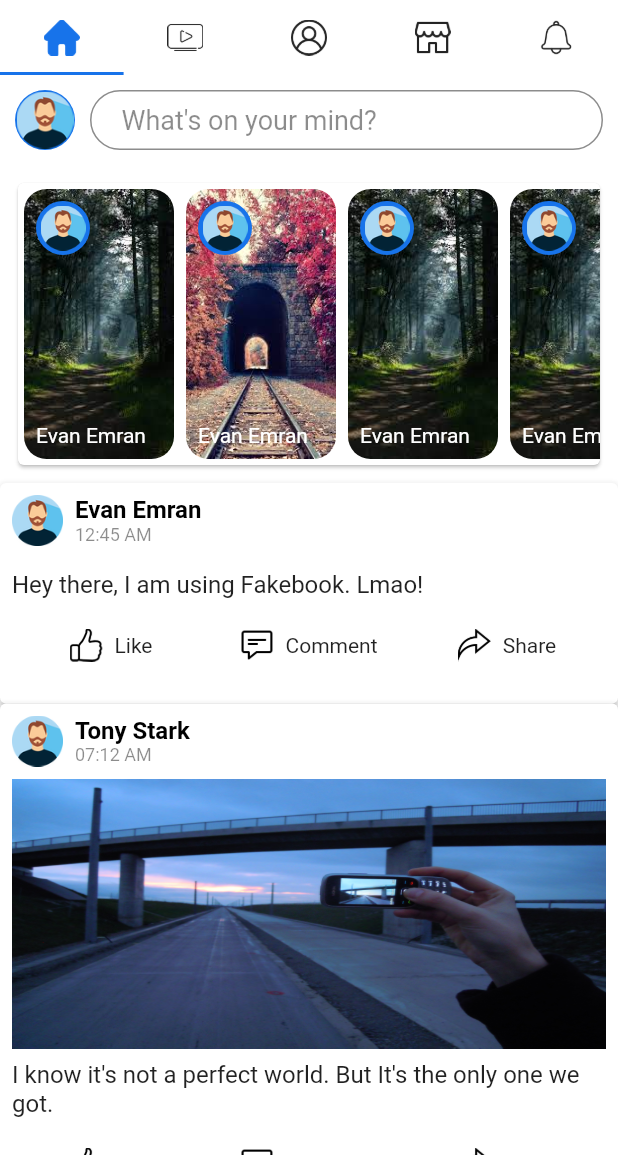
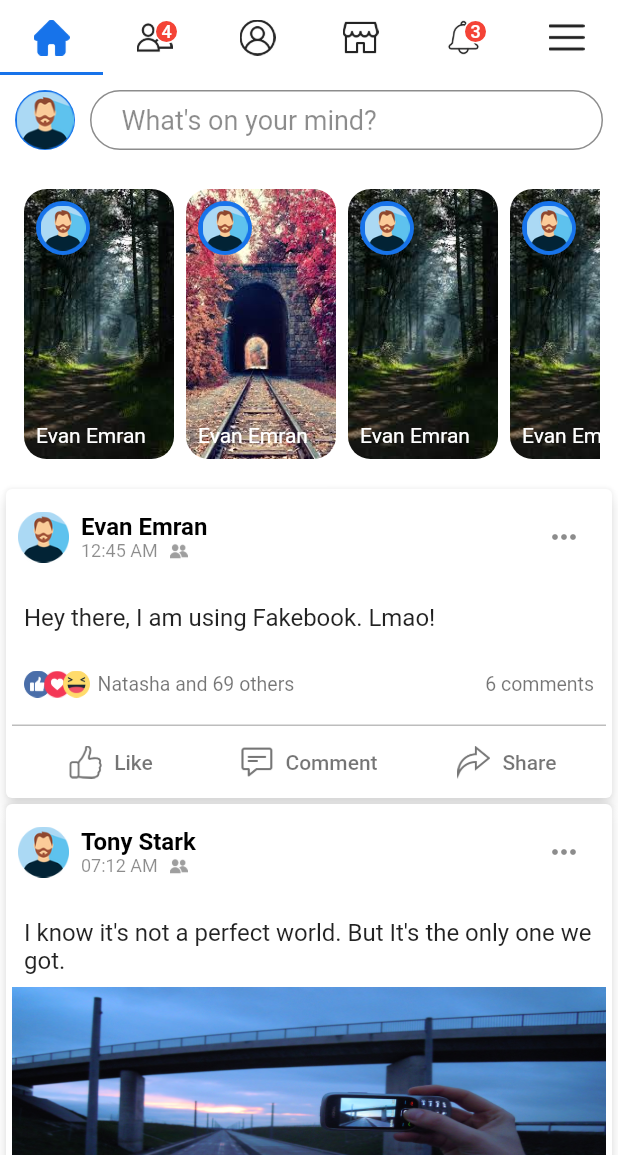
Before and after one commit to evanemran/facebook_cLone, a Flutter app: the screen it shows after launch, on a phone screen of 412 x 824 dp, the part 81-1236 px from its top. Run offline on Flutter 3.47's test engine with Material 2 defaults, Android fonts, the light colour scheme and no system bars.

Commit message:
home posts updated

```diff
--- a/lib/models/shared_model.dart
+++ b/lib/models/shared_model.dart
@@ -1,9 +1,10 @@
 import 'package:facebook_clone/models/status_model.dart';
 
 class SharedStatus {
+  String sImage = "";
   String sName = "";
   String sTime = "";
   UserStatus status;
 
-  SharedStatus(this.sName, this.sTime, this.status);
+  SharedStatus(this.sImage, this.sName, this.sTime, this.status);
 }
--- a/lib/models/status_model.dart
+++ b/lib/models/status_model.dart
@@ -4,7 +4,7 @@ class UserStatus {
   String userImage = "";
   String userStatus = "";
   String userStatusImage = "";
-  int likeCount = 0;
+  String likeCount = "";
   int commentCount = 0;
   int shareCount = 0;
 
--- a/lib/pages/home_page.dart
+++ b/lib/pages/home_page.dart
@@ -31,7 +31,7 @@ class _MyHomePageState extends State<MyHomePage> {
   @override
   Widget build(BuildContext context) {
     return DefaultTabController(
-      length: 5,
+      length: 6,
       child: Scaffold(
         appBar: AppBar(
           elevation: 0,
@@ -56,29 +56,58 @@ class _MyHomePageState extends State<MyHomePage> {
             )
           ],
 
-          bottom: const TabBar(
+          bottom: TabBar(
             indicatorColor: ThemeColors.blueAccent,
             labelColor: ThemeColors.blueAccent,
             unselectedLabelColor: Colors.black87,
             tabs: [
-              Tab(icon: ImageIcon(AssetImage("assets/home.png"), color: ThemeColors.blueAccent,),),
-              Tab(icon: ImageIcon(AssetImage("assets/watch.png"), color: Colors.black87,),),
-              Tab(icon: ImageIcon(AssetImage("assets/user.png"), color: Colors.black87,),),
-              Tab(icon: ImageIcon(AssetImage("assets/market.png"), color: Colors.black87,),),
-              Tab(icon: ImageIcon(AssetImage("assets/notification.png"), color: Colors.black87,),),
+              Tab(child: ImageIcon(AssetImage("assets/home.png"), color: ThemeColors.blueAccent,),),
+              Tab(child: Stack(children: [
+                ImageIcon(AssetImage("assets/requests.png"), color: Colors.black87,),
+                Transform.translate(
+                    offset: Offset(12,0),
+                    child: Positioned(right: 0, top: 0, child: makeNotification("4"))
+                ),
+              ],),),
+              Tab(child: ImageIcon(AssetImage("assets/user.png"), color: Colors.black87,),),
+              Tab(child: ImageIcon(AssetImage("assets/market.png"), color: Colors.black87,),),
+              Tab(child: Stack(children: [
+                ImageIcon(AssetImage("assets/notification.png"), color: Colors.black87,),
+                Transform.translate(
+                    offset: Offset(12,0),
+                    child: Positioned(right: 0, top: 0, child: makeNotification("3"))
+                ),
+              ],),),
+              Tab(child: ImageIcon(AssetImage("assets/menu.png"), color: Colors.black87,),),
             ],
           ),
         ),
-        body: TabBarView(
+        body: const TabBarView(
           children: [
             HomeWidget(),
-            const Center(child: Text("N/A"),),
-            const Center(child: Text("N/A"),),
-            const Center(child: Text("N/A"),),
-            const Center(child: Text("N/A"),),
+            Center(child: Text("N/A"),),
+            Center(child: Text("N/A"),),
+            Center(child: Text("N/A"),),
+            Center(child: Text("N/A"),),
+            Center(child: Text("N/A"),),
           ],
         ),
       ),// This trailing comma makes auto-formatting nicer for build methods.
     );
   }
+
+  Widget makeNotification(String count) {
+    return Container(
+      width: 16,
+      height: 16,
+      decoration: BoxDecoration(
+          color: Colors.red,
+          shape: BoxShape.circle,
+          border: Border.all(color: Colors.white)
+      ),
+      child: Center(
+        child: Text(count.toString(),style: TextStyle(color: Colors.white, fontSize: 12),),
+      ),
+    );
+  }
 }
--- a/lib/widgets/home_widget.dart
+++ b/lib/widgets/home_widget.dart
@@ -1,8 +1,12 @@
+import 'package:facebook_clone/models/shared_model.dart';
 import 'package:facebook_clone/models/story_model.dart';
 import 'package:facebook_clone/styles/ThemeColors.dart';
+import 'package:facebook_clone/widgets/shared_widget.dart';
 import 'package:facebook_clone/widgets/status_widget.dart';
 import 'package:facebook_clone/widgets/story_container_widget.dart';
 import 'package:facebook_clone/widgets/story_widget.dart';
+import 'package:facebook_clone/widgets/suggestion_container_widget.dart';
+import 'package:facebook_clone/widgets/suggestion_widget.dart';
 import 'package:flutter/material.dart';
 
 import '../models/status_model.dart';
@@ -18,16 +22,20 @@ List<UserSuggestion> suggestList = [
 ];
 
 List<Object> list = [
-  UserStatus("Evan Emran", "12:45 AM", "assets/profile.png", "Hey there, I am using Fakebook. Lmao!", "", 69, 6, 9),
-  UserStatus("Tony Stark", "07:12 AM", "assets/profile.png", "I know it's not a perfect world. But It's the only one we got.", "assets/image.png", 3000, 6, 9),
-  UserStatus("Loki", "12:45 AM", "assets/profile.png", "Kneeel", "", 1, 1, 1),
-  UserStatus("Bruce Banner", "12:45 AM", "assets/profile.png", "That's my secret cap! I am always angry...", "", 21, 6, 1),
+  UserStatus("Evan Emran", "12:45 AM", "assets/profile.png", "Hey there, I am using Fakebook. Lmao!", "", "Natasha and 69 others", 6, 9),
+  UserStatus("Tony Stark", "07:12 AM", "assets/profile.png", "I know it's not a perfect world. But It's the only one we got.", "assets/image.png", "3000", 6, 9),
+
+  SharedStatus("assets/profile.png", "Bruce Banner", "15 min ago", UserStatus("Tony Stark", "07:12 AM", "assets/profile.png", "I know it's not a perfect world. But It's the only one we got.", "assets/image.png", "3000", 6, 9)),
+  SharedStatus("assets/profile.png", "Bruce Banner", "15 min ago", UserStatus("Thanos", "11:59 PM", "assets/profile.png", "Everything needs to be balanced! I am inevitable.", "", "111", 6, 9)),
+
+  UserStatus("Loki", "12:45 AM", "assets/profile.png", "Kneeel", "", "12", 1, 1),
+  UserStatus("Bruce Banner", "12:45 AM", "assets/profile.png", "That's my secret cap! I am always angry...", "", "Tony and 21 others", 6, 1),
 
   suggestList,
 
-  UserStatus("Loki", "12:45 AM", "assets/profile.png", "Kneeel", "", 1, 1, 1),
-  UserStatus("Loki", "12:45 AM", "assets/profile.png", "Kneeel", "", 1, 1, 1),
-  UserStatus("Loki", "12:45 AM", "assets/profile.png", "Kneeel", "", 1, 1, 1),
+  UserStatus("Loki", "12:45 AM", "assets/profile.png", "Kneeel", "", "14", 1, 1),
+  UserStatus("Loki", "12:45 AM", "assets/profile.png", "Kneeel", "", "35", 1, 1),
+  UserStatus("Loki", "12:45 AM", "assets/profile.png", "Kneeel", "", "Heimdall and 2 others", 1, 1),
 ];
 
 
@@ -39,8 +47,21 @@ class HomeWidget extends StatefulWidget {
 
 }
 class _HomeWidgetState extends State<HomeWidget> {
-  @override
-  Widget build(BuildContext context) {
+
+  FutureBuilder<Widget> loadWidget() {
+    return FutureBuilder<Widget>(
+        future: getWidget(),
+        builder: (context, snapshot) {
+          if (snapshot.connectionState == ConnectionState.done){
+            return snapshot.data as Widget;
+          }
+          else {
+            return Center(child: CircularProgressIndicator(color: ThemeColors.blueAccent,),);
+          }
+        });
+  }
+
+  Future<Widget> getWidget() async {
     return SingleChildScrollView(
       scrollDirection: Axis.vertical,
       physics: BouncingScrollPhysics(),
@@ -75,6 +96,12 @@ class _HomeWidgetState extends State<HomeWidget> {
             if(item.runtimeType == UserStatus) {
               return StatusWidget(status: item as UserStatus,);
             }
+            else if(item.runtimeType == List<UserSuggestion>) {
+              return SuggestionContainer();
+            }
+            else if(item.runtimeType == SharedStatus) {
+              return SharedWidget(status: item as SharedStatus);
+            }
             else {
               return Text("N/A");
             }
@@ -84,4 +111,9 @@ class _HomeWidgetState extends State<HomeWidget> {
     );
   }
 
+  @override
+  Widget build(BuildContext context) {
+    return loadWidget();
+  }
+
 }
--- a/lib/widgets/icon_button_widget.dart
+++ b/lib/widgets/icon_button_widget.dart
@@ -8,20 +8,22 @@ class IconButtonWidget extends StatefulWidget {
   final Button button;
 
   @override
-  State<IconButtonWidget> createState() => _IconButtnWidgetState();
+  State<IconButtonWidget> createState() => _IconButtonWidgetState();
 }
 
-class _IconButtnWidgetState extends State<IconButtonWidget> {
+class _IconButtonWidgetState extends State<IconButtonWidget> {
   @override
   Widget build(BuildContext context) {
-    return Row(
+    return TextButton(onPressed: () {
+
+    }, child: Row(
       crossAxisAlignment: CrossAxisAlignment.center,
       mainAxisAlignment: MainAxisAlignment.center,
       children: [
-        Image.asset(widget.button.icon, height: 22, width: 22,),
+        Image.asset(widget.button.icon, height: 22, width: 22, color: Colors.black54,),
         const SizedBox(width: 8,),
-        Text(widget.button.title, style: const TextStyle(color: Colors.black87, fontSize: 14, fontStyle: FontStyle.normal),)
+        Text(widget.button.title, style: const TextStyle(color: Colors.black54, fontSize: 14, fontStyle: FontStyle.normal),)
       ],
-    );
+    ));
   }
 }
--- a/lib/widgets/status_widget.dart
+++ b/lib/widgets/status_widget.dart
@@ -21,28 +21,48 @@ class _StatusWidgetState extends State<StatusWidget> {
     }else {
       visibility = true;
     }
-    return Card(margin: EdgeInsets.all(0.0), elevation: 4.0, color: Colors.white, child: Container(
-      margin: EdgeInsets.all(8.0),child: Column(
+    return Card(margin: EdgeInsets.fromLTRB(4,4,4,0), shadowColor: Colors.white, elevation: 4.0, color: Colors.white, child: Container(
+      margin: EdgeInsets.fromLTRB(4,4,4,0),child: Column(
       children: [
-        Row(children: [
+        Padding(padding: EdgeInsets.all(4.0), child: Row(children: [
           Image.asset(widget.status.userImage, height: 34, width: 34, fit: BoxFit.fill),
           SizedBox(width: 8,),
           Expanded(child: Column(children: [
             Row(children: [Expanded(child: Text(widget.status.userName, style: TextStyle(color: Colors.black, fontSize: 16.0, fontWeight: FontWeight.bold), textAlign: TextAlign.start,))],),
-            Row(children: [Expanded(child: Text(widget.status.postTime, style: TextStyle(color: Colors.black45, fontSize: 12.0, fontWeight: FontWeight.normal), textAlign: TextAlign.start,))],),
-          ],))
-        ],),
+            Row(children: [Text(widget.status.postTime, style: TextStyle(color: Colors.black45, fontSize: 12.0, fontWeight: FontWeight.normal), textAlign: TextAlign.start,),
+            SizedBox(width: 8,), Image.asset("assets/friends.png", height: 12, width: 12, color: Colors.grey,)],),
+          ],)),
+          IconButton(onPressed: () {}, icon: Icon(Icons.more_horiz, color: Colors.black45,),)
+        ],),),
         SizedBox(height: 8,),
-        Visibility(visible: visibility ,child: Image.asset(widget.status.userStatusImage, height: 180, width: double.infinity, fit: BoxFit.fill,)),
-        SizedBox(height: 8,),
-        Row(children: [Expanded(child: Text(widget.status.userStatus,style: TextStyle(color: Colors.black87, fontWeight: FontWeight.normal, fontSize: 16.0),))],),
-        SizedBox(height: 20,),
+        Padding(padding: EdgeInsets.all(8), child: Row(children: [Expanded(child: Text(widget.status.userStatus,style: TextStyle(color: Colors.black87, fontWeight: FontWeight.normal, fontSize: 16.0),))],),),
+        Visibility(visible: visibility ,child: Image.asset(widget.status.userStatusImage, height: 200, width: double.infinity, fit: BoxFit.fill,)),
+        SizedBox(height: 10,),
+        Padding(padding: EdgeInsets.all(8), child: Row(crossAxisAlignment: CrossAxisAlignment.center,children: [
+          Image.asset("assets/liked.png", height: 18, width: 18, fit: BoxFit.fill,),
+          Transform.translate(
+              offset: Offset(-5, 0),
+              child: Image.asset("assets/love.png", height: 18, width: 18, fit: BoxFit.fill)
+          ),
+          Transform.translate(
+              offset: Offset(-10, 0),
+              child: Image.asset("assets/haha.png", height: 18, width: 18, fit: BoxFit.fill)
+          ),
+
+          Transform.translate(
+              offset: Offset(-5, 0),
+              child: Text(widget.status.likeCount, style: TextStyle(color: Colors.black54, fontSize: 13),)
+          ),
+
+          Expanded(child: Text(widget.status.commentCount.toString() + " comments", style: TextStyle(color: Colors.black54, fontSize: 13), textAlign: TextAlign.end,))
+        ],),),
+        SizedBox(height: 10,),
+        Container(width: double.infinity, color: Colors.black26, height: 1,),
         Row(children: [
           Expanded(child: IconButtonWidget(button: Button("assets/like.png", "Like"))),
           Expanded(child: IconButtonWidget(button: Button("assets/comment.png", "Comment"))),
           Expanded(child: IconButtonWidget(button: Button("assets/share.png", "Share"))),
         ],),
-        SizedBox(height: 20,),
       ],
     ),
     ),);
--- a/lib/widgets/story_container_widget.dart
+++ b/lib/widgets/story_container_widget.dart
@@ -22,6 +22,7 @@ class _StoryContainerState extends State<StoryContainer> {
   Widget build(BuildContext context) {
     return Card(
       color: Colors.white,
+      elevation: 0,
       margin: const EdgeInsets.only(left: 12.0, right: 12.0, bottom: 12.0, top: 12.0),
       child: SizedBox(
         // width: Size.infinite.width,
```
Also changed, not shown: lib/widgets/shared_widget.dart (added, +88 -0 lines), lib/widgets/suggestion_container_widget.dart (added, +51 -0 lines), lib/widgets/suggestion_widget.dart (added, +48 -0 lines), assets/friends.png (added), assets/haha.png (added), assets/like_blue.png (added), assets/liked.png (added), assets/love.png (added), assets/menu.png (added), assets/requests.png (added), assets/world.png (added), pubspec.lock.
